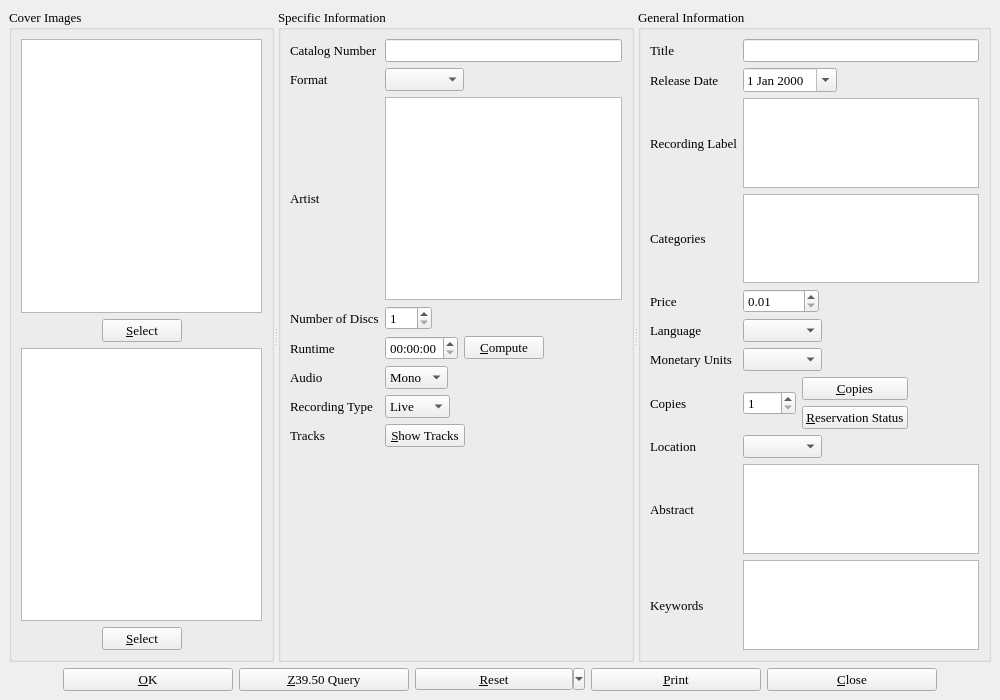
First picture: the form in cdinfo.ui, repository textbrowser/biblioteq, before the edit.
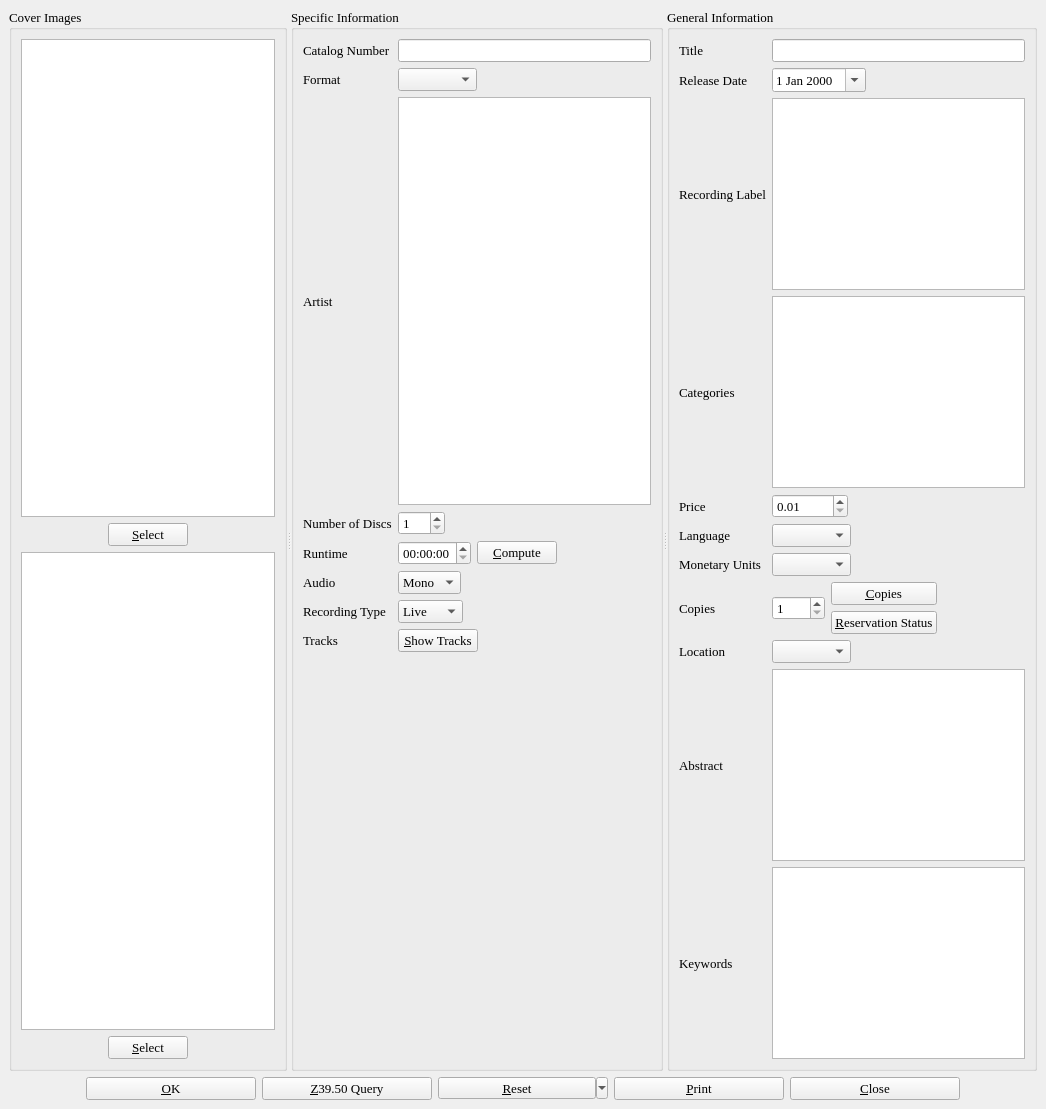
Second picture: the form after the edit. Icons and pictures are not drawn. Custom widgets are drawn as their Qt base class.

```diff
--- a/cdinfo.ui
+++ b/cdinfo.ui
@@ -2,14 +2,6 @@
 <ui version="4.0">
  <class>cdDialog</class>
  <widget class="QMainWindow" name="cdDialog">
-  <property name="geometry">
-   <rect>
-    <x>0</x>
-    <y>0</y>
-    <width>1000</width>
-    <height>700</height>
-   </rect>
-  </property>
   <property name="font">
    <font>
     <family>Times</family>
```
